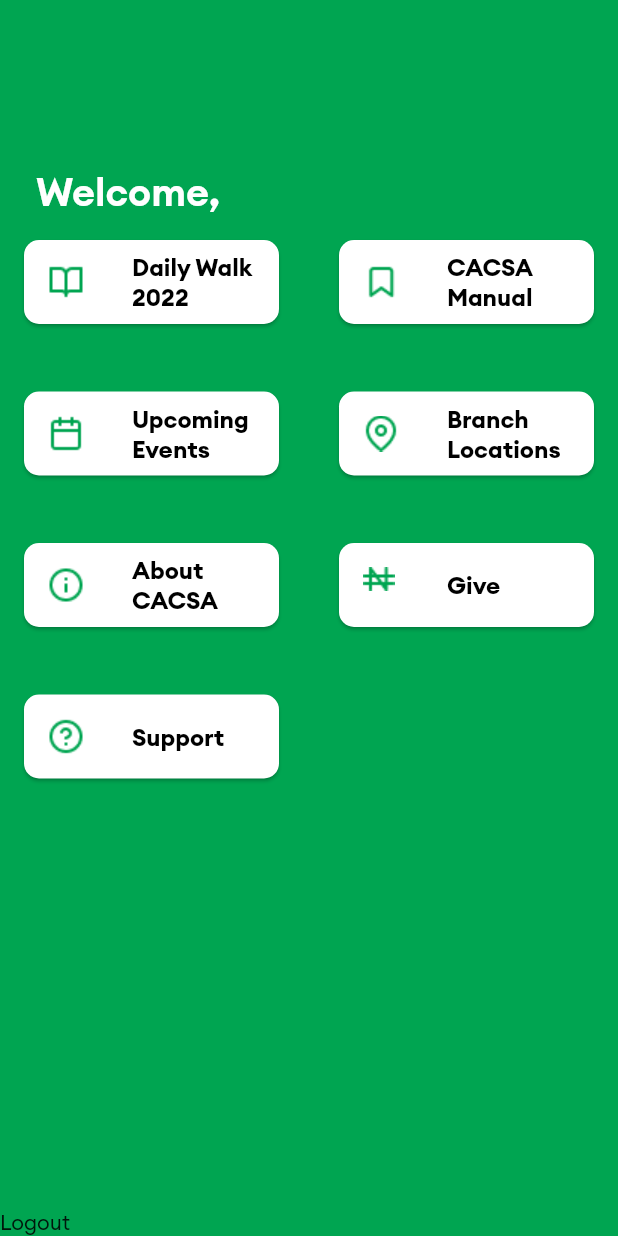
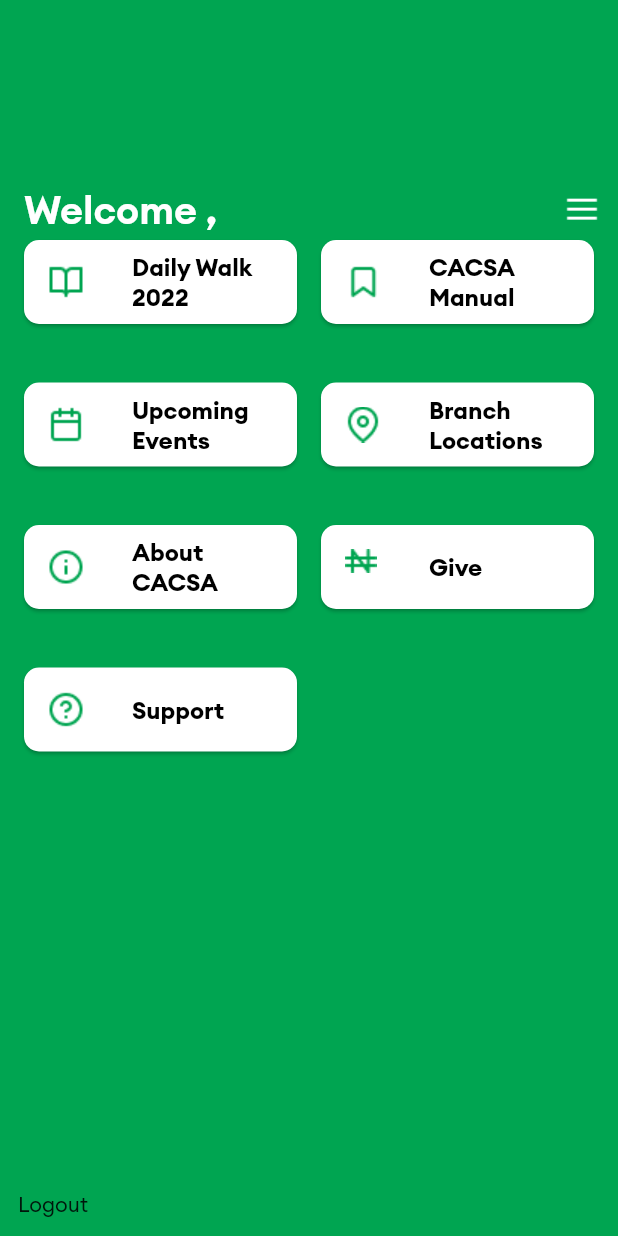
Before and after one commit to YemiKrist/Devotion, a Flutter app: the screen it shows once a user with an empty profile is signed in, on a phone screen of 412 x 824 dp. Run offline on Flutter 3.47's test engine with Material 2 defaults, Android fonts, the light colour scheme and no system bars; our stand-ins replace cloud_firestore, firebase_auth, firebase_core, get; accounts and stored records are empty; network calls fail.

Commit message:
Changes to Welcome page

```diff
--- a/lib/commons/input_textfield.dart
+++ b/lib/commons/input_textfield.dart
@@ -28,6 +28,7 @@
         ),
         TextFormField(
           controller: controller,
+          validator: validator,
           obscureText: obscureText ? obscureText : false,
           decoration: const InputDecoration(
               contentPadding: EdgeInsets.symmetric(vertical: 0, horizontal: 10),
--- a/lib/constants/assets_path.dart
+++ b/lib/constants/assets_path.dart
@@ -3,6 +3,7 @@
 final String splashLogo = _getImagePath("logo.png");
 final String manualsIcon = _getImagePath("icons/manual.png");
 final String ArrowIcon = _getImagePath("icons/arrow.png");
+final String hamBurger = _getImagePath("icons/Hambuger.png");
 // final String dailyWalk = _getImagePath("daily_walk.png");
 // final String cacsaConstitution = _getImagePath("cacsa_constitution.png");
 // final String workersManual = _getImagePath("workers_manual.png");
--- a/lib/main.dart
+++ b/lib/main.dart
@@ -1,6 +1,7 @@
 import 'dart:ui';
 import 'package:cacsa/routes/routes.dart';
 import 'package:cacsa/screens/auth/auth_binding.dart';
+import 'package:cacsa/screens/auth/auth_controller.dart';
 import 'package:cacsa/screens/welcome_page.dart';
 import 'package:cacsa/utils/text-theme.dart';
 import 'package:firebase_core/firebase_core.dart';
--- a/lib/models/user_model.dart
+++ b/lib/models/user_model.dart
@@ -16,6 +16,10 @@
       this.state,
       this.churchName});
 
+  UserModel.fromData(Map<String, dynamic> data)
+      : uid = data['uid'],
+        firstName = data["firstName"];
+
   Map<String, dynamic> toMap() {
     return {
       'uid': uid,
--- a/lib/screens/auth/auth_controller.dart
+++ b/lib/screens/auth/auth_controller.dart
@@ -15,6 +15,7 @@
   User? get user => _user.value;
   final FirebaseAuth auth = FirebaseAuth.instance;
   final FirebaseFirestore firebaseFirestore = FirebaseFirestore.instance;
+  String name = "";
   //const name;
 
   @override
@@ -34,7 +35,7 @@
       } else {
         isLoging = true;
         update();
-        Get.off(() => WelcomePage());
+        Get.off(() => WelcomePage(), arguments: name);
       }
     });
   }
@@ -44,6 +45,7 @@
       isLoging = true;
       update();
       await auth.signInWithEmailAndPassword(email: email, password: password);
+      getUserDetails();
       getSuccessSnackBar("Successfully logged in as ${_user.value!.email}");
     } on FirebaseAuthException catch (e) {
       getErrorSnackBar("Login Failed", e);
@@ -86,14 +88,23 @@
     await auth.signOut();
   }
 
-//   getUserDetails() async {
-//     //final firebaseUser = await FirebaseAuth.instance.currentUser!;
-//     if(user!=null){
-//       await firebaseFirestore.collection('users').doc(user?.uid).get().then((value){
-//         name = value.data['']
-//       })
-//     }
-//   }
+  void getUserDetails() async {
+    await firebaseFirestore
+        .collection('users')
+        .doc(user?.uid)
+        .get()
+        .then((value) => (name = value.data()?["firstName"]));
+    print(name);
+
+    //final firebaseUser = await FirebaseAuth.instance.currentUser!;
+    // if(user!=null){
+    //   await firebaseFirestore.collection('users').doc(user?.uid).get().then((value){
+    //     name = value.data['']
+    //   })
+    // }
+    //
+    //return name;
+  }
 }
 
 getErrorSnackBar(String message, _) {
--- a/lib/screens/welcome_page.dart
+++ b/lib/screens/welcome_page.dart
@@ -1,10 +1,7 @@
-import 'package:cacsa/constants/months.dart';
-import 'package:cacsa/routes/routes.dart';
 import 'package:cacsa/screens/auth/auth_controller.dart';
 import 'package:cacsa/screens/months_screen.dart';
 import 'package:cacsa/utils/colors.dart';
 import 'package:cacsa/utils/widget_functions.dart';
-import 'package:firebase_core/firebase_core.dart';
 import 'package:flutter/material.dart';
 import 'package:get/get.dart';
 
@@ -15,24 +12,35 @@
   WelcomePage({Key? key}) : super(key: key);
 
   List<Menu> menuItems = MenuItems.getMenuItems();
+  var name = Get.arguments;
+
+  //Future<String> name = AuthController.instance.getUserDetails().then((value) => );
   @override
   Widget build(BuildContext context) {
     final ThemeData themeData = Theme.of(context);
-    //final Firebase user = AuthController.instance.user.uid;
+
+    //print(name);
     return Scaffold(
         backgroundColor: primaryBgColor,
         body: Container(
+          margin: const EdgeInsets.all(12),
           child: Column(
             mainAxisAlignment: MainAxisAlignment.start,
             crossAxisAlignment: CrossAxisAlignment.start,
             children: [
               addVerticalSpace(111),
-              Padding(
-                padding: const EdgeInsets.symmetric(horizontal: 24),
-                child: Text(
-                  'Welcome, ',
-                  style: themeData.textTheme.headline2,
-                ),
+              Row(
+                mainAxisAlignment: MainAxisAlignment.spaceBetween,
+                children: [
+                  Padding(
+                    padding: const EdgeInsets.symmetric(horizontal: 4),
+                    child: Text(
+                      'Welcome , $name',
+                      style: themeData.textTheme.headline2,
+                    ),
+                  ),
+                  const Image(image: AssetImage('assets/icons/Hambuger.png'))
+                ],
               ),
               Expanded(
                   child: GridView.builder(
@@ -50,7 +58,7 @@
                     child: SizedBox(
                       height: 130,
                       child: Container(
-                        margin: const EdgeInsets.all(12),
+                        //margin: const EdgeInsets.all(12),
                         child: Stack(
                           children: [
                             // Positioned.fill(
```
Also changed, not shown: lib/screens/auth/login_view.dart (+9 -0 lines), assets/icons/Hambuger.png (added).
